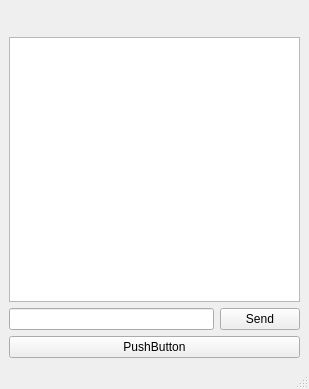
First picture: the form in VaporChat/chatwindow.ui, repository nwestbury/VaporChat, before the edit.
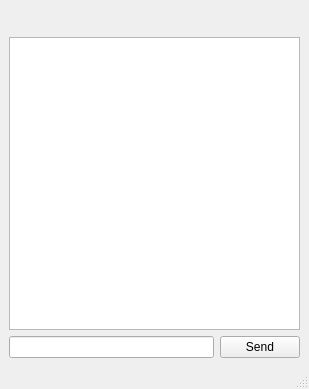
Second picture: the form after the edit.

```diff
--- a/VaporChat/chatwindow.ui
+++ b/VaporChat/chatwindow.ui
@@ -54,13 +54,6 @@
       </item>
      </layout>
     </item>
-    <item>
-     <widget class="QPushButton" name="pushButton">
-      <property name="text">
-       <string>PushButton</string>
-      </property>
-     </widget>
-    </item>
    </layout>
   </widget>
   <widget class="QMenuBar" name="menubar">
```
Left out of the diff: 4 changed lines with no effect on the pictures.
